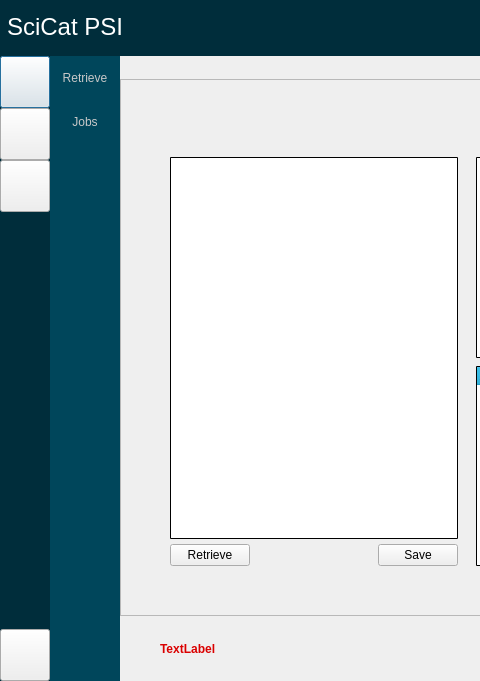
Before: the Qt Designer form PSIArchiver/dialog.ui in paulscherrerinstitute/scicat-qt, drawn with Qt 5; both pictures show x 0 to 480 and y 0 to 681 of the 814 by 681 pixel window.
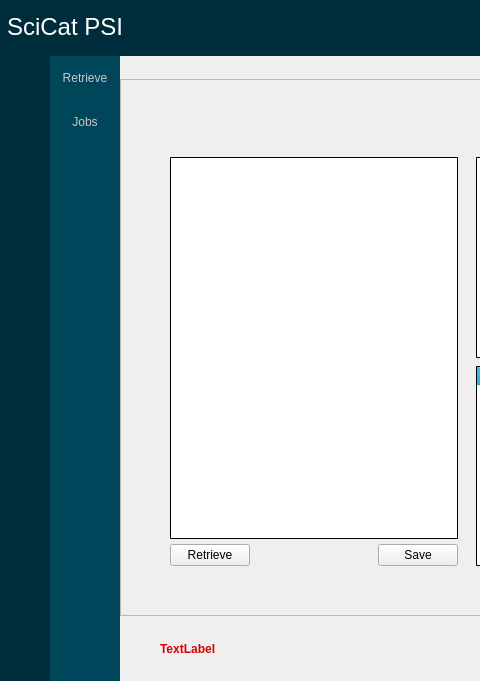
After: the same form once the commit is applied. Icons and pictures are not drawn.

The edit to the form file:
```diff
--- a/PSIArchiver/dialog.ui
+++ b/PSIArchiver/dialog.ui
@@ -273,11 +273,7 @@
            <string>Login</string>
           </property>
           <property name="styleSheet">
-           <string notr="true">QPushButton{border-image:url(&quot;:/images/login-not-active.svg&quot;); background-repeat: no-repeat; width:50px; height:50px; padding:0px}
-QPushButton:hover{border-image:url(&quot;:/images/login.svg&quot;); background-repeat: no-repeat; width:50px; height:50px}
-QPushButton:!enabled{border-image:url(&quot;:/images/login-not-active.svg&quot;); background-repeat: no-repeat; width:50px; height:50px}
-
-</string>
+           <string notr="true">QPushButton{border:none; padding:0px; background:transparent; min-width:50px; min-height:50px}</string>
           </property>
           <property name="text">
            <string/>
@@ -305,11 +301,7 @@
            <string>Archive data</string>
           </property>
           <property name="styleSheet">
-           <string notr="true">QPushButton{border-image:url(&quot;:/images/archive-not-active.svg&quot;); background-repeat: no-repeat; width:50px; height:50px; padding:0px}
-QPushButton:hover{border-image:url(&quot;:/images/archive.svg&quot;); background-repeat: no-repeat; width:50px; height:50px}
-QPushButton:!enabled{border-image:url(&quot;:/images/archive-not-active.svg&quot;); background-repeat: no-repeat; width:50px; height:50px}
-
-</string>
+           <string notr="true">QPushButton{border:none; padding:0px; background:transparent; min-width:50px; min-height:50px}</string>
           </property>
           <property name="text">
            <string/>
@@ -334,12 +326,7 @@
            <string>Retrieve data</string>
           </property>
           <property name="styleSheet">
-           <string notr="true">QPushButton{border-image:url(&quot;:/images/retrieve-not-active.svg&quot;); background-repeat: no-repeat; width:50px; height:50px; padding:0px}
-QPushButton:hover{border-image:url(&quot;:/images/retrieve.svg&quot;); background-repeat: no-repeat; width:50px; height:50px}
-QPushButton:!enabled{border-image:url(&quot;:/images/retrieve-not-active.svg&quot;); background-repeat: no-repeat; width:50px; height:50px}
-
-
-</string>
+           <string notr="true">QPushButton{border:none; padding:0px; background:transparent; min-width:50px; min-height:50px}</string>
           </property>
           <property name="text">
            <string/>
@@ -368,12 +355,7 @@
            <string>Settings</string>
           </property>
           <property name="styleSheet">
-           <string notr="true">QPushButton{border-image:url(&quot;:/images/settings-not-active.svg&quot;); background-repeat: no-repeat; width:50px; height:50px; padding:0px}
-QPushButton:hover{border-image:url(&quot;:/images/settings.svg&quot;); background-repeat: no-repeat; width:50px; height:50px}
-QPushButton:!enabled{border-image:url(&quot;:/images/settings-not-active.svg&quot;); background-repeat: no-repeat; width:50px; height:50px}
-
-
-</string>
+           <string notr="true">QPushButton{border:none; padding:0px; background:transparent; min-width:50px; min-height:50px}</string>
           </property>
           <property name="text">
            <string/>
```
